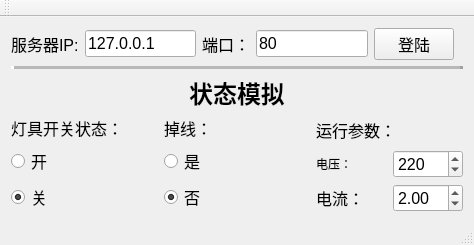
This is LightDetection/Client/Client.ui in myzhyu/LightDetection as Qt 5 draws it before an edit. The edited form follows.
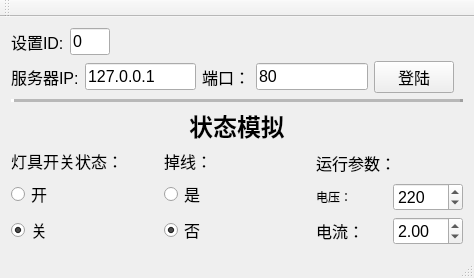
This is the edited form.

```diff
--- a/LightDetection/Client/Client.ui
+++ b/LightDetection/Client/Client.ui
@@ -7,7 +7,7 @@
     <x>0</x>
     <y>0</y>
     <width>474</width>
-    <height>243</height>
+    <height>262</height>
    </rect>
   </property>
   <property name="windowTitle">
@@ -15,6 +15,56 @@
   </property>
   <widget class="QWidget" name="centralWidget">
    <layout class="QVBoxLayout" name="verticalLayout">
+    <item>
+     <layout class="QHBoxLayout" name="horizontalLayout_6">
+      <property name="topMargin">
+       <number>0</number>
+      </property>
+      <item>
+       <widget class="QLabel" name="label_9">
+        <property name="font">
+         <font>
+          <pointsize>12</pointsize>
+         </font>
+        </property>
+        <property name="text">
+         <string>设置ID:</string>
+        </property>
+       </widget>
+      </item>
+      <item>
+       <widget class="QLineEdit" name="lineEdit_id">
+        <property name="maximumSize">
+         <size>
+          <width>40</width>
+          <height>16777215</height>
+         </size>
+        </property>
+        <property name="font">
+         <font>
+          <pointsize>12</pointsize>
+         </font>
+        </property>
+        <property name="text">
+         <string>0</string>
+        </property>
+       </widget>
+      </item>
+      <item>
+       <spacer name="horizontalSpacer_2">
+        <property name="orientation">
+         <enum>Qt::Horizontal</enum>
+        </property>
+        <property name="sizeHint" stdset="0">
+         <size>
+          <width>40</width>
+          <height>20</height>
+         </size>
+        </property>
+       </spacer>
+      </item>
+     </layout>
+    </item>
     <item>
      <layout class="QHBoxLayout" name="horizontalLayout">
       <item>
```
